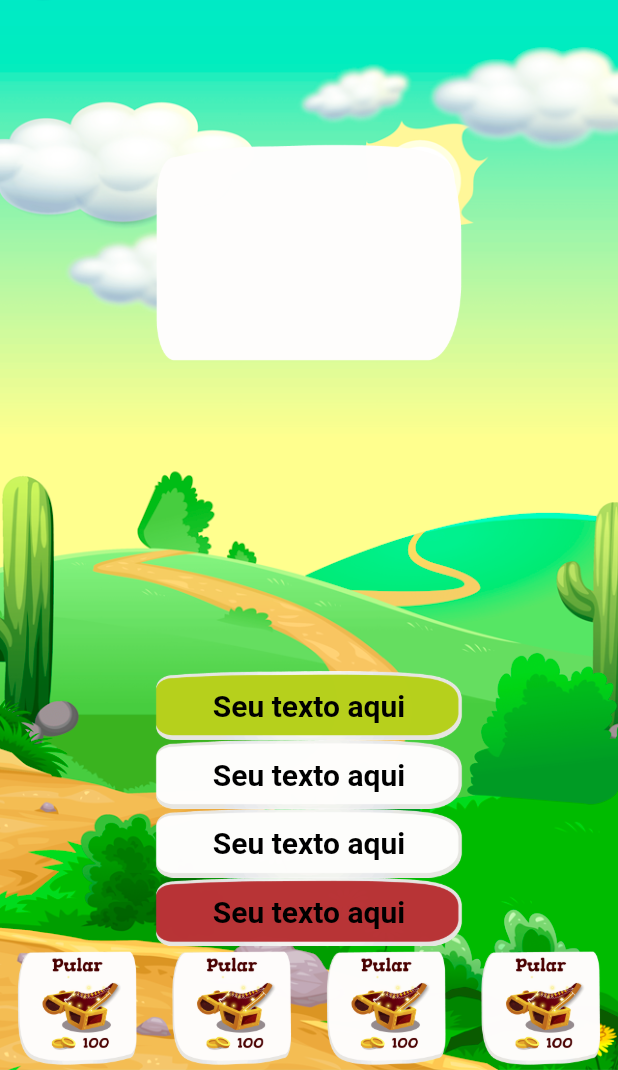
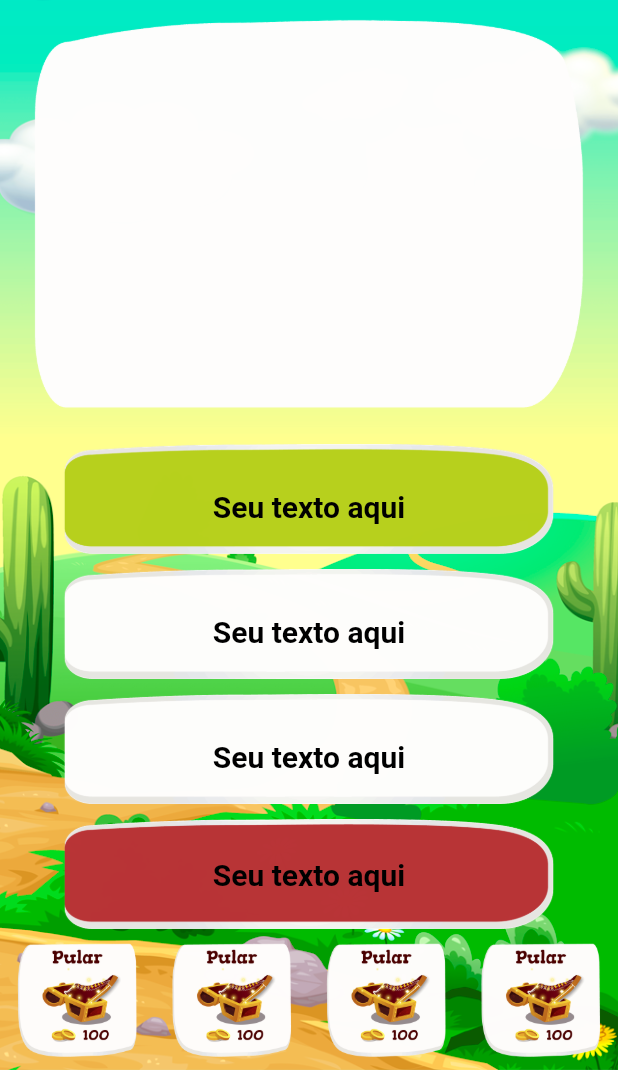
Before and after one commit to c1c3ru/GranaTelas, a Flutter app: the PageQuestions screen opened directly, on a phone screen of 412 x 824 dp, the part 166-1236 px from its top. Run offline on Flutter 3.47's test engine with Material 2 defaults, Android fonts, the phone set to English and light mode, and no system bars; our stand-ins replace auto_route, bloc, flutter_bloc, flutter_modular; statements that could not run were skipped.

Commit message:
Atualização e correção de posicionamento dos elementos

```diff
--- a/lib/pages/page_questions.dart
+++ b/lib/pages/page_questions.dart
@@ -5,6 +5,7 @@ class PageQuestions extends StatelessWidget {
   Widget build(BuildContext context) {
     return Scaffold(
       body: Container(
+        child: SafeArea(
           child: Stack(
             children: [
               Container(
@@ -44,8 +45,7 @@ class PageQuestions extends StatelessWidget {
                   ),
                 ],
               ),
-            SafeArea(
-              child: Stack(
+              Stack(
                 children: [
                   // Column(
                   //   children: [
@@ -68,16 +68,17 @@ class PageQuestions extends StatelessWidget {
                   //   ),
                   // ],),
                   Column(
-                    // mainAxisAlignment: MainAxisAlignment.spaceEvenly, //alterado
+                    mainAxisAlignment: MainAxisAlignment.spaceEvenly, //alterado
                     crossAxisAlignment: CrossAxisAlignment.center,
                     children: [
-                      Expanded(
-                        child: Container(
-                          alignment: Alignment.center,
+                      Padding(
+                        padding: EdgeInsets.fromLTRB(0, 100, 0, 0),
+                        child: SizedBox(
+                          //alignment: Alignment.center,
                           child: Image.asset(
                             'assets/images/perg.png',
-                            // fit: BoxFit.fill,
-                            width: MediaQuery.of(context).size.width * 0.5,
+                            fit: BoxFit.contain,
+                            width: MediaQuery.of(context).size.width * 0.9,
                           ),
                         ),
                       ),
@@ -88,11 +89,14 @@ class PageQuestions extends StatelessWidget {
                           Stack(
                             alignment: Alignment.center,
                             children: [
-                              Container(
+                              Padding(
+                                padding: EdgeInsets.only(bottom: 10),
+                                child: SizedBox(
                                   child: Image.asset(
                                     'assets/images/espaco_texto_verde.png',
-                                  width:
-                                      MediaQuery.of(context).size.width * 0.5,
+                                    fit: BoxFit.contain,
+                                    width: MediaQuery.of(context).size.width * 0.8,
+                                  ),
                                 ),
                               ),
                               Container(
@@ -110,11 +114,14 @@ class PageQuestions extends StatelessWidget {
                           Stack(
                             alignment: Alignment.center,
                             children: [
-                              Container(
+                              Padding(
+                                padding: EdgeInsets.only(bottom: 10),
+                                child: SizedBox(
                                   child: Image.asset(
                                     'assets/images/espaco_texto_branco.png',
-                                  width:
-                                      MediaQuery.of(context).size.width * 0.5,
+                                    fit: BoxFit.contain,
+                                    width: MediaQuery.of(context).size.width * 0.8,
+                                  ),
                                 ),
                               ),
                               Container(
@@ -132,11 +139,14 @@ class PageQuestions extends StatelessWidget {
                           Stack(
                             alignment: Alignment.center,
                             children: [
-                              Container(
+                              Padding(
+                                padding: EdgeInsets.only(bottom: 10),
+                                child: SizedBox(
                                   child: Image.asset(
                                     'assets/images/espaco_texto_branco.png',
-                                  width:
-                                      MediaQuery.of(context).size.width * 0.5,
+                                    fit: BoxFit.contain,
+                                    width: MediaQuery.of(context).size.width * 0.8,
+                                  ),
                                 ),
                               ),
                               Container(
@@ -154,11 +164,14 @@ class PageQuestions extends StatelessWidget {
                           Stack(
                             alignment: Alignment.center,
                             children: [
-                              Container(
+                              Padding(
+                                padding: EdgeInsets.only(bottom: 1),
+                                child: SizedBox(
                                   child: Image.asset(
                                     'assets/images/espaco_texto_vermelho.png',
-                                  width:
-                                      MediaQuery.of(context).size.width * 0.5,
+                                    fit: BoxFit.contain,
+                                    width: MediaQuery.of(context).size.width * 0.8,
+                                  ),
                                 ),
                               ),
                               Container(
@@ -176,7 +189,7 @@ class PageQuestions extends StatelessWidget {
                         ],
                       ),
                       Row(
-                        mainAxisAlignment: MainAxisAlignment.spaceEvenly,
+                        // mainAxisAlignment: MainAxisAlignment.spaceEvenly,
                         children: [
                           Expanded(
                             child: Container(
@@ -241,8 +254,8 @@ class PageQuestions extends StatelessWidget {
                   // ),
                 ],
               ),
+            ],
           ),
-          ],
         ),
       ),
     );
```
Also changed, not shown: lib/bloc/bloc_questions.dart (added, +15 -0 lines), lib/bloc/bloc_state_questions.dart (added, +18 -0 lines), lib/bloc/provide_questions.dart (added, +8 -0 lines), lib/bloc/question_event_bloc.dart (added, +13 -0 lines), lib/main.dart (+12 -1 lines), lib/nav/route.dart (+1 -12 lines), pubspec.yaml (+6 -2 lines), lib/nav/grana_module.dart (added), pubspec.lock. Lines whose indentation alone changed are shown as unchanged.
